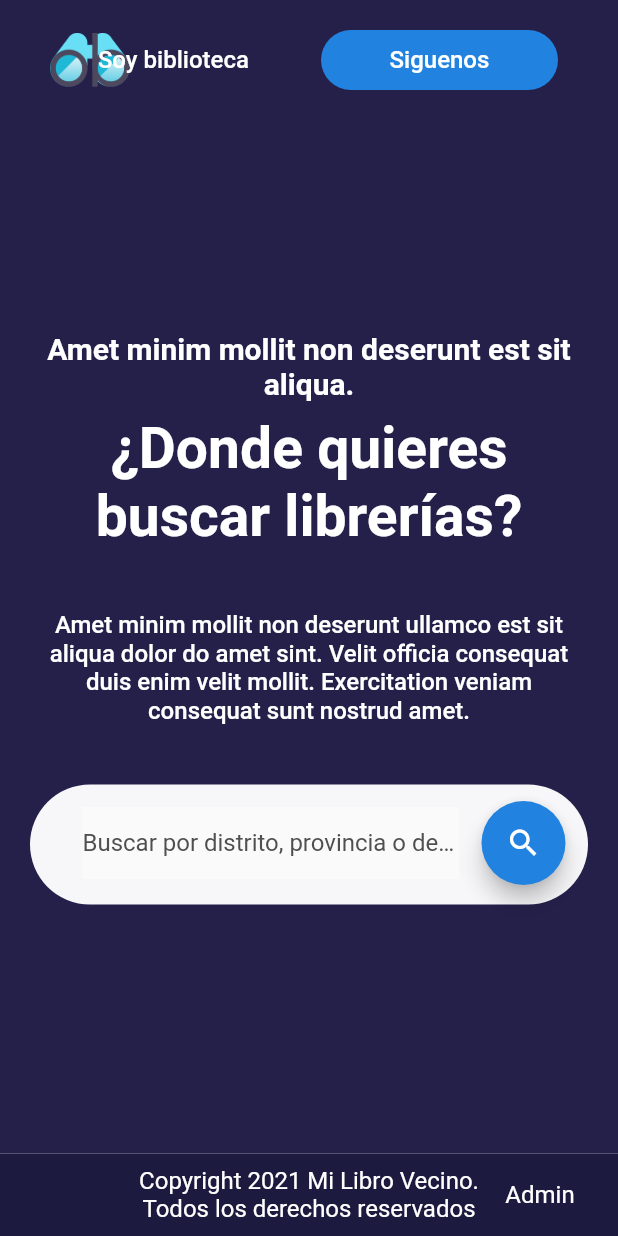
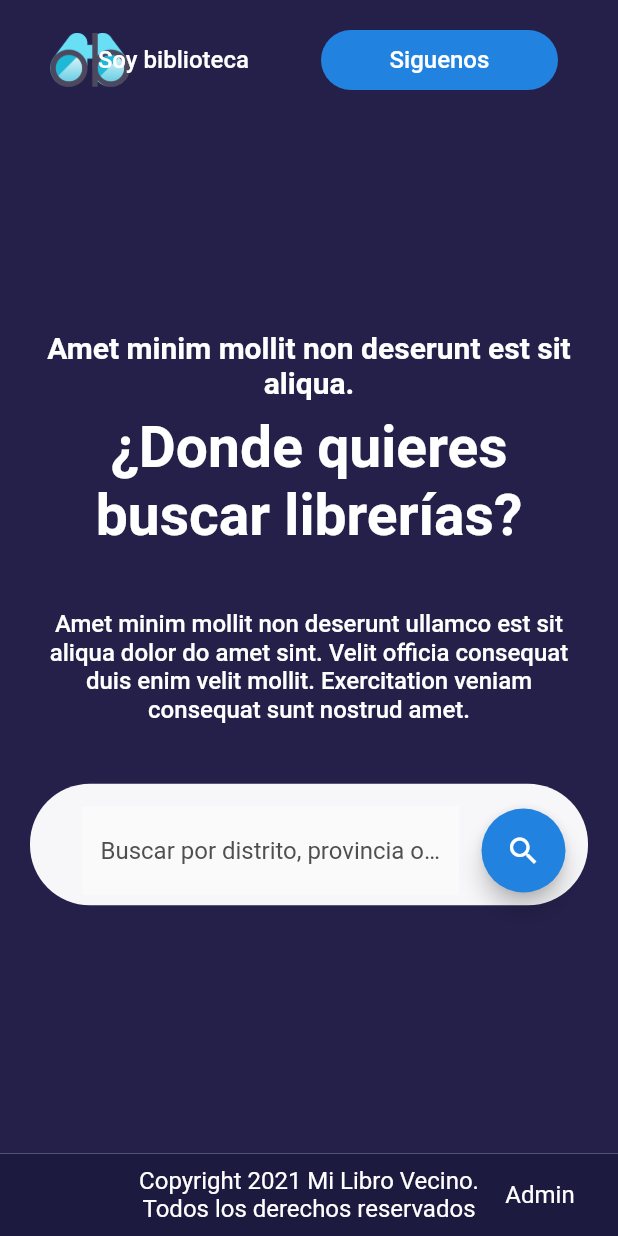
Before and after one commit to PauloniaAQP/mi_libro_vecino, a Flutter app: the screen it shows after launch, on a phone screen of 412 x 824 dp. Run offline on Flutter 3.47's test engine with Material 2 defaults, Android fonts, the phone set to English and light mode, and no system bars; our stand-ins replace bloc, equatable, flutter_bloc, flutter_map, go_router, image_picker and 2 more; generated files the repository leaves out were written again.

Commit message:
textField and colors changes

```diff
--- a/lib/search/widgets/search_widget.dart
+++ b/lib/search/widgets/search_widget.dart
@@ -14,7 +14,7 @@
 }
 
 class SearchWidgetState extends State<SearchWidget> {
-  final double _searchHeight = 80;
+  final double _searchHeight = 81;
   final double _suggestionHeight = 50.5;
 
   @override
@@ -54,8 +54,7 @@
                           controller: widget.textEditControler,
                           decoration: InputDecoration(
                             border: InputBorder.none,
-                            hintText:
-                                context.l10n.searchPageSearchBy,
+                            hintText: context.l10n.searchPageSearchBy,
                             hintStyle:
                                 Theme.of(context).textTheme.bodyText2!.apply(
                                       color: PColors.gray2,
--- a/lib/ui_utils/general_widgets/p_text_field.dart
+++ b/lib/ui_utils/general_widgets/p_text_field.dart
@@ -53,19 +53,20 @@
           mouseCursor: mouseCursor,
           decoration: InputDecoration(
             hintText: hintText,
+            filled: true,
+            fillColor: const Color(0xffF9F9F9),
             hintStyle: Theme.of(context).textTheme.bodyText2!.copyWith(
-                fontWeight: FontWeight.w500,
-                fontSize: 16,
-                color: PColors.gray4 ,
-              ),
-              suffixIcon: suffixIcon,
+                  fontWeight: FontWeight.w500,
+                  fontSize: 16,
+                  color: PColors.gray4,
+                ),
+            suffixIcon: suffixIcon,
           ),
           style: Theme.of(context).textTheme.bodyText2!.copyWith(
                 fontWeight: FontWeight.w500,
                 fontSize: 16,
                 color: PColors.black,
               ),
-
         ),
       ],
     );
--- a/lib/ui_utils/theme.dart
+++ b/lib/ui_utils/theme.dart
@@ -7,7 +7,8 @@
     return ThemeData(
       colorScheme: _colorScheme,
       backgroundColor: PColors.whiteBackground,
-      scaffoldBackgroundColor: PColors.whiteBackground,
+      // ! Check if this is correct
+      scaffoldBackgroundColor: PColors.white,
       textTheme: _textTheme,
       elevatedButtonTheme: _elevatedButtonTheme,
       appBarTheme: _appBarTheme,
@@ -86,14 +87,24 @@
           width: 2,
         ),
       ),
-      enabledBorder: InputBorder.none,
+      enabledBorder: OutlineInputBorder(
+        borderSide: BorderSide(
+          color: PColors.transparent,
+          width: 2,
+        ),
+      ),
       focusedBorder: OutlineInputBorder(
         borderSide: BorderSide(
           color: PColors.blueVariant,
           width: 2,
         ),
       ),
-      disabledBorder: InputBorder.none,
+      disabledBorder: OutlineInputBorder(
+        borderSide: BorderSide(
+          color: PColors.transparent,
+          width: 2,
+        ),
+      ),
       focusedErrorBorder: OutlineInputBorder(
         borderSide: BorderSide(
           color: PColors.red,
```
Also changed, not shown: lib/register/view/register_page.dart (line endings or trailing spaces), pubspec.lock.
